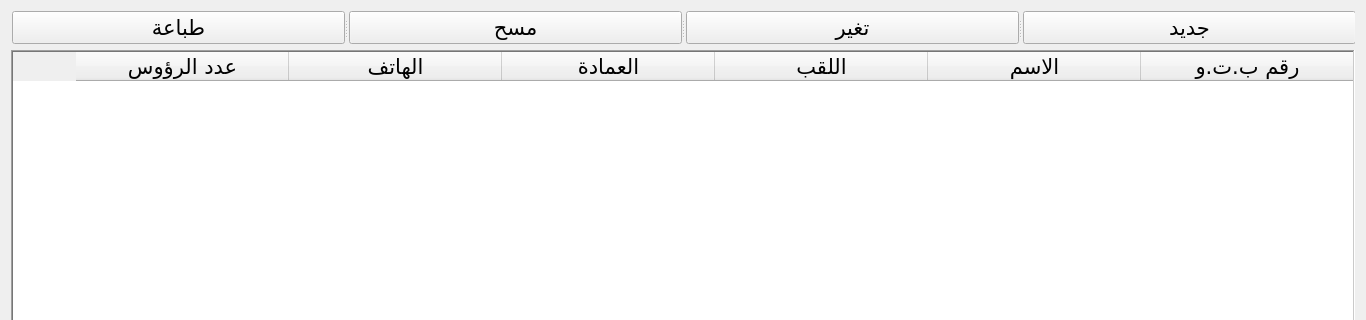
Before: the Qt Designer form UI/farmers.ui in anwer25/Administration_agricole, drawn with Qt 5; both pictures show x 0 to 1366 and y 0 to 320 of the 1366 by 705 pixel window.
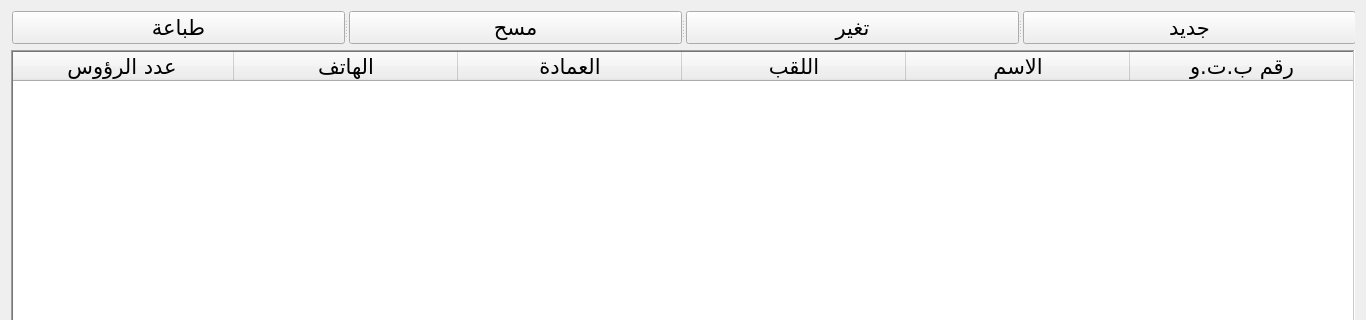
After: the same form once the commit is applied. Icons and pictures are not drawn.

The edit to the form file:
```diff
--- a/UI/farmers.ui
+++ b/UI/farmers.ui
@@ -59,8 +59,11 @@
      <property name="frameShadow">
       <enum>QFrame::Sunken</enum>
      </property>
+     <property name="horizontalScrollBarPolicy">
+      <enum>Qt::ScrollBarAlwaysOff</enum>
+     </property>
      <property name="sizeAdjustPolicy">
-      <enum>QAbstractScrollArea::AdjustIgnored</enum>
+      <enum>QAbstractScrollArea::AdjustToContents</enum>
      </property>
      <property name="editTriggers">
       <set>QAbstractItemView::NoEditTriggers</set>
@@ -90,7 +93,7 @@
       <bool>false</bool>
      </property>
      <attribute name="horizontalHeaderDefaultSectionSize">
-      <number>213</number>
+      <number>224</number>
      </attribute>
      <attribute name="horizontalHeaderHighlightSections">
       <bool>false</bool>
```
Left out of the diff: 6 changed lines with no effect on the pictures.
